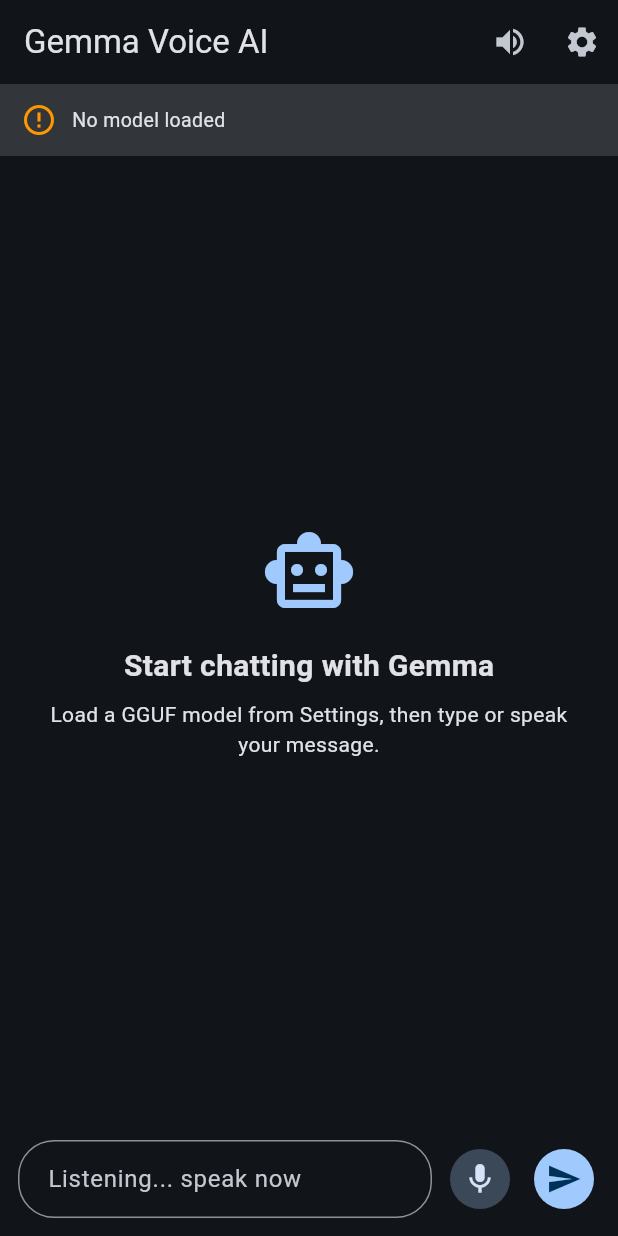
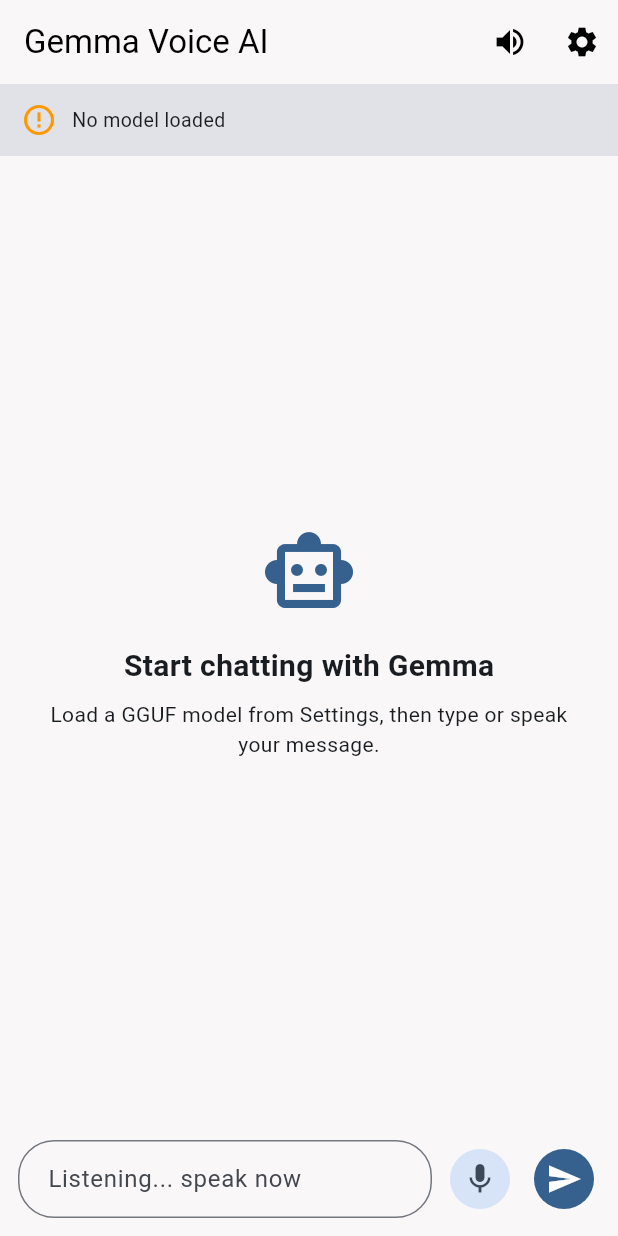
Before and after one commit to Mathin26/Gemma-chatbot-app, a Flutter app: the screen it shows after launch, after a tap on the "mic none" icon, on a phone screen of 412 x 824 dp. Run offline on Flutter 3.47's test engine with Material 3 defaults, Android fonts, the phone set to English and light mode, and no system bars; our stand-ins replace file_picker, flutter_tts, shared_preferences, speech_to_text; missing offline and left inert: flutter_gemma; statements that could not run were skipped.

Commit message:
Project update

```diff
--- a/gemma_app/lib/main.dart
+++ b/gemma_app/lib/main.dart
@@ -3,13 +3,34 @@
 
 import 'screens/chat_screen.dart';
 import 'screens/settings_screen.dart';
+import 'services/storage_service.dart';
+
+final ValueNotifier<ThemeMode> themeModeNotifier =
+    ValueNotifier(ThemeMode.light);
 
 Future<void> main() async {
   WidgetsFlutterBinding.ensureInitialized();
 
-  await FlutterGemma.initialize();
+  final savedTheme = await StorageService.instance.loadThemeMode();
+  themeModeNotifier.value = _mapTheme(savedTheme);
+
+  await FlutterGemma.initialize(
+    webStorageMode: WebStorageMode.cacheApi,
+  );
 
   runApp(const GemmaVoiceApp());
+}
+
+ThemeMode _mapTheme(String mode) {
+  switch (mode) {
+    case 'dark':
+      return ThemeMode.dark;
+    case 'system':
+      return ThemeMode.system;
+    case 'light':
+    default:
+      return ThemeMode.light;
+  }
 }
 
 class GemmaVoiceApp extends StatelessWidget {
@@ -17,13 +38,34 @@
 
   @override
   Widget build(BuildContext context) {
+    return ValueListenableBuilder<ThemeMode>(
+      valueListenable: themeModeNotifier,
+      builder: (context, mode, _) {
         return MaterialApp(
-      title: 'Gemma Voice AI',
+          title: 'Gemma Chat',
           debugShowCheckedModeBanner: false,
+          themeMode: mode,
           theme: ThemeData(
+            useMaterial3: true,
+            brightness: Brightness.light,
             colorSchemeSeed: Colors.blue,
+            scaffoldBackgroundColor: const Color(0xFFF9F7F7),
+            appBarTheme: const AppBarTheme(
+              backgroundColor: Color(0xFFF9F7F7),
+              foregroundColor: Colors.black,
+              elevation: 0,
+              centerTitle: false,
+            ),
+            cardTheme: const CardThemeData(
+              color: Colors.white,
+              elevation: 0,
+              margin: EdgeInsets.zero,
+            ),
+          ),
+          darkTheme: ThemeData(
+            useMaterial3: true,
             brightness: Brightness.dark,
-        useMaterial3: true,
+            colorSchemeSeed: Colors.blue,
           ),
           routes: {
             '/': (_) => const ChatScreen(),
@@ -31,5 +73,7 @@
           },
           initialRoute: '/',
         );
+      },
+    );
   }
 }
```
Lines whose indentation alone changed are shown as unchanged.
